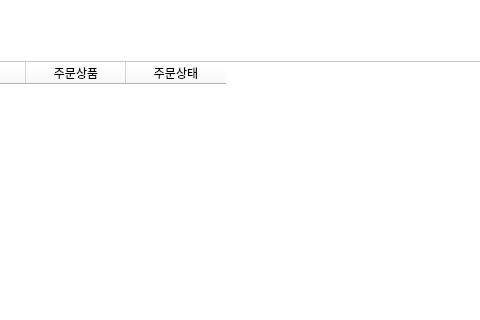
First picture: the form in smartstore.ui, repository soyyoonn/SMARTSTORE, before the edit; both pictures show x 225 to 705 and y 0 to 320 of the 1059 by 835 pixel window.
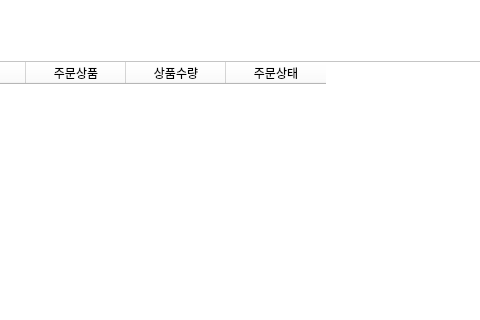
Second picture: the form after the edit.

Commit message: 주문 재고 합침

```diff
--- a/smartstore.ui
+++ b/smartstore.ui
@@ -709,6 +709,11 @@
        <string>주문상품</string>
       </property>
      </column>
+     <column>
+      <property name="text">
+       <string>상품수량</string>
+      </property>
+     </column>
      <column>
       <property name="text">
        <string>주문상태</string>
```
